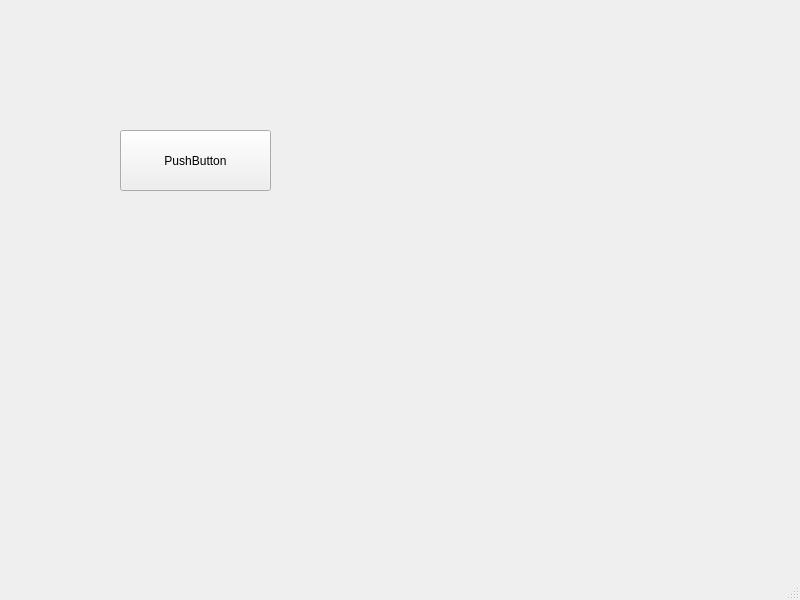
Before: the Qt Designer form uavcan/MotorAsst/ui/main.ui in zagerx/ProtocolV4, drawn with Qt 5.
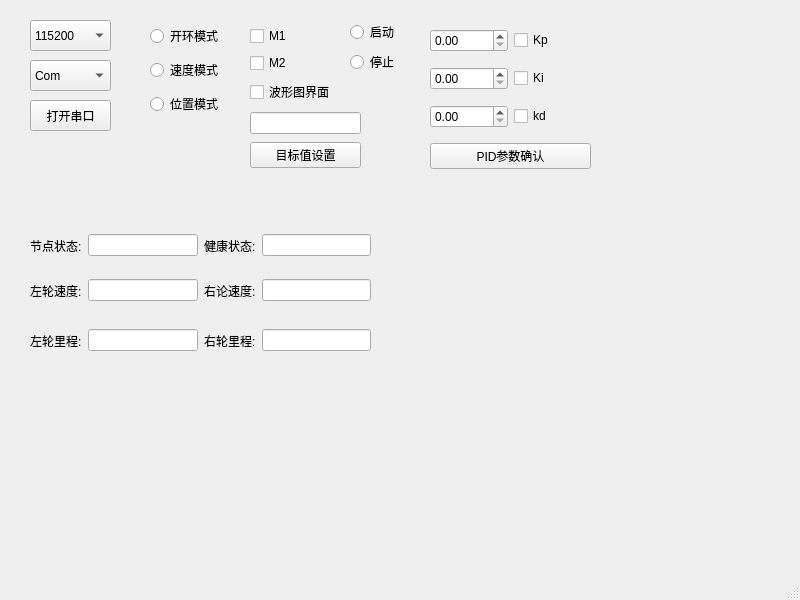
After: the same form once the commit is applied.

Commit message: 优化UI界面

Diff of the .ui file:
```diff
--- a/uavcan/MotorAsst/ui/main.ui
+++ b/uavcan/MotorAsst/ui/main.ui
@@ -14,29 +14,372 @@
    <string>MainWindow</string>
   </property>
   <widget class="QWidget" name="centralwidget">
-   <widget class="QPushButton" name="pushButton">
+   <widget class="QPushButton" name="OpBt">
     <property name="geometry">
      <rect>
-      <x>120</x>
-      <y>130</y>
-      <width>151</width>
-      <height>61</height>
+      <x>30</x>
+      <y>100</y>
+      <width>81</width>
+      <height>31</height>
      </rect>
     </property>
     <property name="text">
-     <string>PushButton</string>
+     <string>打开串口</string>
     </property>
    </widget>
-  </widget>
-  <widget class="QMenuBar" name="menubar">
-   <property name="geometry">
-    <rect>
-     <x>0</x>
-     <y>0</y>
-     <width>800</width>
-     <height>23</height>
-    </rect>
-   </property>
+   <widget class="QComboBox" name="comboBox">
+    <property name="geometry">
+     <rect>
+      <x>30</x>
+      <y>20</y>
+      <width>81</width>
+      <height>31</height>
+     </rect>
+    </property>
+    <item>
+     <property name="text">
+      <string>115200</string>
+     </property>
+    </item>
+    <item>
+     <property name="text">
+      <string>4000000</string>
+     </property>
+    </item>
+    <item>
+     <property name="text">
+      <string>9600</string>
+     </property>
+    </item>
+   </widget>
+   <widget class="QComboBox" name="comboBox_2">
+    <property name="geometry">
+     <rect>
+      <x>30</x>
+      <y>60</y>
+      <width>81</width>
+      <height>31</height>
+     </rect>
+    </property>
+    <item>
+     <property name="text">
+      <string>Com</string>
+     </property>
+    </item>
+   </widget>
+   <widget class="QWidget" name="verticalLayoutWidget">
+    <property name="geometry">
+     <rect>
+      <x>150</x>
+      <y>20</y>
+      <width>89</width>
+      <height>101</height>
+     </rect>
+    </property>
+    <layout class="QVBoxLayout" name="verticalLayout">
+     <item>
+      <widget class="QRadioButton" name="radioButton">
+       <property name="text">
+        <string>开环模式</string>
+       </property>
+      </widget>
+     </item>
+     <item>
+      <widget class="QRadioButton" name="radioButton_2">
+       <property name="text">
+        <string>速度模式</string>
+       </property>
+      </widget>
+     </item>
+     <item>
+      <widget class="QRadioButton" name="radioButton_3">
+       <property name="text">
+        <string>位置模式</string>
+       </property>
+      </widget>
+     </item>
+    </layout>
+   </widget>
+   <widget class="QWidget" name="verticalLayoutWidget_2">
+    <property name="geometry">
+     <rect>
+      <x>350</x>
+      <y>20</y>
+      <width>71</width>
+      <height>56</height>
+     </rect>
+    </property>
+    <layout class="QVBoxLayout" name="verticalLayout_2">
+     <item>
+      <widget class="QRadioButton" name="radioButton_4">
+       <property name="text">
+        <string>启动</string>
+       </property>
+      </widget>
+     </item>
+     <item>
+      <widget class="QRadioButton" name="radioButton_5">
+       <property name="text">
+        <string>停止</string>
+       </property>
+      </widget>
+     </item>
+    </layout>
+   </widget>
+   <widget class="QWidget" name="verticalLayoutWidget_3">
+    <property name="geometry">
+     <rect>
+      <x>250</x>
+      <y>25</y>
+      <width>101</width>
+      <height>81</height>
+     </rect>
+    </property>
+    <layout class="QVBoxLayout" name="verticalLayout_3">
+     <item>
+      <widget class="QCheckBox" name="checkBox">
+       <property name="text">
+        <string>M1</string>
+       </property>
+      </widget>
+     </item>
+     <item>
+      <widget class="QCheckBox" name="checkBox_2">
+       <property name="text">
+        <string>M2</string>
+       </property>
+      </widget>
+     </item>
+     <item>
+      <widget class="QCheckBox" name="checkBox_6">
+       <property name="text">
+        <string>波形图界面</string>
+       </property>
+      </widget>
+     </item>
+    </layout>
+   </widget>
+   <widget class="QWidget" name="verticalLayoutWidget_4">
+    <property name="geometry">
+     <rect>
+      <x>250</x>
+      <y>110</y>
+      <width>111</width>
+      <height>62</height>
+     </rect>
+    </property>
+    <layout class="QVBoxLayout" name="verticalLayout_4">
+     <item>
+      <widget class="QLineEdit" name="lineEdit"/>
+     </item>
+     <item>
+      <widget class="QPushButton" name="pushButton">
+       <property name="text">
+        <string>目标值设置</string>
+       </property>
+      </widget>
+     </item>
+    </layout>
+   </widget>
+   <widget class="QWidget" name="verticalLayoutWidget_5">
+    <property name="geometry">
+     <rect>
+      <x>430</x>
+      <y>20</y>
+      <width>161</width>
+      <height>161</height>
+     </rect>
+    </property>
+    <layout class="QVBoxLayout" name="verticalLayout_5">
+     <item>
+      <layout class="QHBoxLayout" name="horizontalLayout">
+       <item>
+        <widget class="QDoubleSpinBox" name="doubleSpinBox"/>
+       </item>
+       <item>
+        <widget class="QCheckBox" name="checkBox_3">
+         <property name="text">
+          <string>Kp</string>
+         </property>
+        </widget>
+       </item>
+      </layout>
+     </item>
+     <item>
+      <layout class="QHBoxLayout" name="horizontalLayout_2">
+       <item>
+        <widget class="QDoubleSpinBox" name="doubleSpinBox_2"/>
+       </item>
+       <item>
+        <widget class="QCheckBox" name="checkBox_4">
+         <property name="text">
+          <string>Ki</string>
+         </property>
+        </widget>
+       </item>
+      </layout>
+     </item>
+     <item>
+      <layout class="QHBoxLayout" name="horizontalLayout_3">
+       <item>
+        <widget class="QDoubleSpinBox" name="doubleSpinBox_3"/>
+       </item>
+       <item>
+        <widget class="QCheckBox" name="checkBox_5">
+         <property name="text">
+          <string>kd</string>
+         </property>
+        </widget>
+       </item>
+      </layout>
+     </item>
+     <item>
+      <layout class="QHBoxLayout" name="horizontalLayout_4">
+       <item>
+        <widget class="QPushButton" name="pushButton_2">
+         <property name="enabled">
+          <bool>true</bool>
+         </property>
+         <property name="text">
+          <string>PID参数确认</string>
+         </property>
+         <property name="autoDefault">
+          <bool>false</bool>
+         </property>
+        </widget>
+       </item>
+      </layout>
+     </item>
+    </layout>
+   </widget>
+   <widget class="QWidget" name="horizontalLayoutWidget_3">
+    <property name="geometry">
+     <rect>
+      <x>30</x>
+      <y>230</y>
+      <width>341</width>
+      <height>31</height>
+     </rect>
+    </property>
+    <layout class="QHBoxLayout" name="horizontalLayout_5">
+     <item>
+      <layout class="QHBoxLayout" name="horizontalLayout_5_1">
+       <item>
+        <widget class="QLabel" name="label_5_1">
+         <property name="text">
+          <string>节点状态:</string>
+         </property>
+        </widget>
+       </item>
+       <item>
+        <widget class="QLineEdit" name="lineEdit_5_1">
+         <property name="text">
+          <string/>
+         </property>
+        </widget>
+       </item>
+      </layout>
+     </item>
+     <item>
+      <layout class="QHBoxLayout" name="horizontalLayout_5_2">
+       <item>
+        <widget class="QLabel" name="label_5_2">
+         <property name="text">
+          <string>健康状态:</string>
+         </property>
+        </widget>
+       </item>
+       <item>
+        <widget class="QLineEdit" name="lineEdit_5_2">
+         <property name="text">
+          <string/>
+         </property>
+        </widget>
+       </item>
+      </layout>
+     </item>
+    </layout>
+   </widget>
+   <widget class="QWidget" name="horizontalLayoutWidget_4">
+    <property name="geometry">
+     <rect>
+      <x>30</x>
+      <y>270</y>
+      <width>341</width>
+      <height>41</height>
+     </rect>
+    </property>
+    <layout class="QHBoxLayout" name="horizontalLayout_6">
+     <item>
+      <layout class="QHBoxLayout" name="horizontalLayout_6_1">
+       <item>
+        <widget class="QLabel" name="label_6_1">
+         <property name="text">
+          <string>左轮速度:</string>
+         </property>
+        </widget>
+       </item>
+       <item>
+        <widget class="QLineEdit" name="lineEdit_6_1"/>
+       </item>
+      </layout>
+     </item>
+     <item>
+      <layout class="QHBoxLayout" name="horizontalLayout_6_2">
+       <item>
+        <widget class="QLabel" name="label_6_2">
+         <property name="text">
+          <string>右论速度:</string>
+         </property>
+        </widget>
+       </item>
+       <item>
+        <widget class="QLineEdit" name="lineEdit_6_2"/>
+       </item>
+      </layout>
+     </item>
+    </layout>
+   </widget>
+   <widget class="QWidget" name="horizontalLayoutWidget_9">
+    <property name="geometry">
+     <rect>
+      <x>30</x>
+      <y>320</y>
+      <width>341</width>
+      <height>41</height>
+     </rect>
+    </property>
+    <layout class="QHBoxLayout" name="horizontalLayout_7">
+     <item>
+      <layout class="QHBoxLayout" name="horizontalLayout_7_2">
+       <item>
+        <widget class="QLabel" name="label_7_2">
+         <property name="text">
+          <string>左轮里程:</string>
+         </property>
+        </widget>
+       </item>
+       <item>
+        <widget class="QLineEdit" name="lineEdit_7_2"/>
+       </item>
+      </layout>
+     </item>
+     <item>
+      <layout class="QHBoxLayout" name="horizontalLayout_7_1">
+       <item>
+        <widget class="QLabel" name="label_7_1">
+         <property name="text">
+          <string>右轮里程:</string>
+         </property>
+        </widget>
+       </item>
+       <item>
+        <widget class="QLineEdit" name="lineEdit_7_1"/>
+       </item>
+      </layout>
+     </item>
+    </layout>
+   </widget>
   </widget>
   <widget class="QStatusBar" name="statusbar"/>
  </widget>
```
The commit also changes 6 other files.
